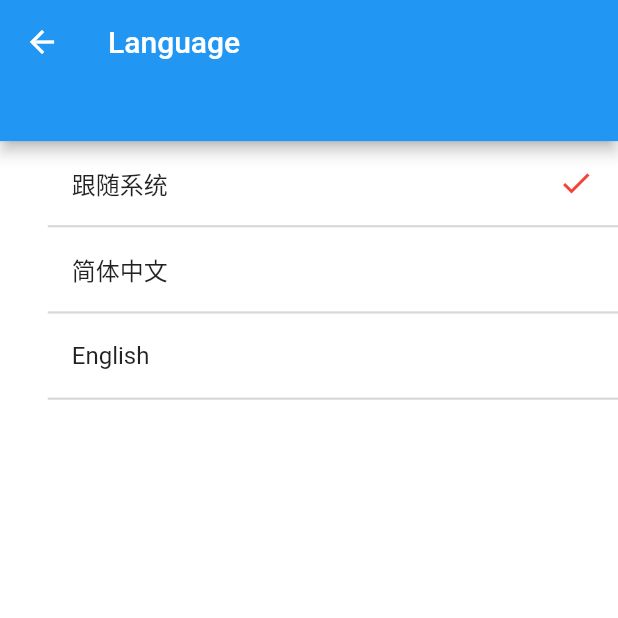
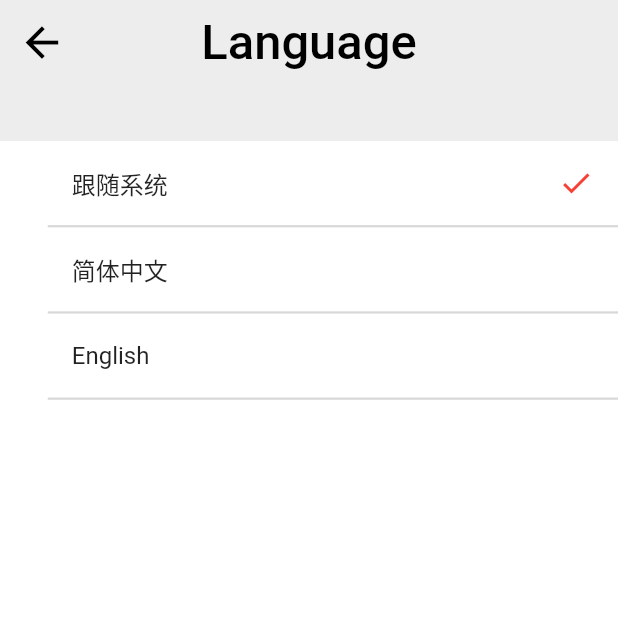
Before and after one commit to sunpu007/flutter_wechat, a Flutter app: the screen it shows after launch, after a tap on "Language", on a phone screen of 412 x 824 dp, the top half of it. Run offline on Flutter 3.47's test engine with Material 2 defaults, Android fonts, the phone set to English and light mode, and no system bars; our stand-ins replace dio, image_picker, permission_handler, shared_preferences, webview_flutter; missing offline and left inert: image_crop, qrscan; network calls fail.

Commit message:
'实现暗黑模式'

```diff
--- a/lib/main.dart
+++ b/lib/main.dart
@@ -31,10 +31,8 @@ class MyApp extends StatelessWidget {
           title: 'Flutter微信',
           // 取消debug图标
           debugShowCheckedModeBanner: false,
-          // theme: AppTheme.norTheme,
-          // darkTheme: AppTheme.darkTheme,
-          theme: ThemeData.light(),
-          darkTheme: ThemeData.dark(),
+          theme: AppTheme.norTheme,
+          darkTheme: AppTheme.darkTheme,
           routes: AppRouter.routers,
           initialRoute: AppRouter.initialRoute,
           supportedLocales: S.delegate.supportedLocales,
--- a/lib/ui/pages/address_book/address_book.dart
+++ b/lib/ui/pages/address_book/address_book.dart
@@ -46,7 +46,7 @@ class _AddressBookState extends State<AddressBook> {
         preferredSize: Size.fromHeight(AppTheme.appBarHeight),
         child: MainAppBarComponent('通讯录'),
       ),
-      backgroundColor: Colors.white,
+      backgroundColor: Theme.of(context).cardColor,
       body: Stack(
         alignment: Alignment.center,
         children: [
--- a/lib/ui/pages/chat/bottom_context.dart
+++ b/lib/ui/pages/chat/bottom_context.dart
@@ -170,7 +170,7 @@ class _BottomContextState extends State<BottomContext> {
   Widget _buildEmojiWidget() {
     return Container(
       height: 760.0.px,
-      color: Color(0xffededed),
+      color: Theme.of(context).canvasColor,
       child: GridView(
         padding: EdgeInsets.all(44.0.px),
         gridDelegate: SliverGridDelegateWithFixedCrossAxisCount(
--- a/lib/ui/pages/discovery/discovery.dart
+++ b/lib/ui/pages/discovery/discovery.dart
@@ -15,7 +15,7 @@ class DiscoveryPage extends StatelessWidget {
       ),
       body: ListView(
         children: [
-          _buildItemContainer([
+          _buildItemContainer(context, [
               ListNavItem(
                 title: '朋友圈',
                 imagePath: 'assets/images/circle_of_friends.png',
@@ -49,14 +49,14 @@ class DiscoveryPage extends StatelessWidget {
                 ),
               ),
           ]),
-          _buildItemContainer([
+          _buildItemContainer(context, [
             ListNavItem(
               title: '视频号',
               imagePath: 'assets/images/video_icon.png',
               isShowBottomBorder: false,
             ),
           ]),
-          _buildItemContainer([
+          _buildItemContainer(context, [
             ListNavItem(
               title: '扫一扫',
               imagePath: 'assets/images/scan_it_icon.png',
@@ -67,7 +67,7 @@ class DiscoveryPage extends StatelessWidget {
               isShowBottomBorder: false,
             ),
           ]),
-          _buildItemContainer([
+          _buildItemContainer(context, [
             ListNavItem(
               title: '看一看',
               imagePath: 'assets/images/take_a_look_icon.png',
@@ -78,14 +78,14 @@ class DiscoveryPage extends StatelessWidget {
               isShowBottomBorder: false,
             ),
           ]),
-          _buildItemContainer([
+          _buildItemContainer(context, [
             ListNavItem(
               title: '直播与附近',
               imagePath: 'assets/images/live_and_nearby.png',
               isShowBottomBorder: false,
             ),
           ]),
-          _buildItemContainer([
+          _buildItemContainer(context, [
             ListNavItem(
               title: '购物',
               imagePath: 'assets/images/shopping_icon.png',
@@ -96,7 +96,7 @@ class DiscoveryPage extends StatelessWidget {
               isShowBottomBorder: false,
             ),
           ]),
-          _buildItemContainer([
+          _buildItemContainer(context, [
             ListNavItem(
               title: '小程序',
               imagePath: 'assets/images/applets_icon.png',
@@ -108,9 +108,9 @@ class DiscoveryPage extends StatelessWidget {
     );
   }
 
-  Widget _buildItemContainer(List<Widget> child) {
+  Widget _buildItemContainer(BuildContext context, List<Widget> child) {
     return Container(
-      color: Colors.white,
+      color: Theme.of(context).cardColor,
       margin: EdgeInsets.only(
         bottom: 22.0.px,
       ),
--- a/lib/ui/pages/index/login/login.dart
+++ b/lib/ui/pages/index/login/login.dart
@@ -79,6 +79,7 @@ class _LoginPageState extends State<LoginPage> {
                     },
                     onChanged: (value) {
                       setState(() {
+
                         password = value;
                       });
                     },
--- a/lib/ui/pages/message/message.dart
+++ b/lib/ui/pages/message/message.dart
@@ -32,7 +32,7 @@ class _MessagePageState extends State<MessagePage> {
         preferredSize: Size.fromHeight(AppTheme.appBarHeight),
         child: MainAppBarComponent('微信'),
       ),
-      backgroundColor: Colors.white,
+      backgroundColor: Theme.of(context).cardColor,
       body: ListView.builder(
         itemCount: messages.length,
         itemBuilder: (BuildContext context, int index) {
--- a/lib/ui/pages/mine/mine.dart
+++ b/lib/ui/pages/mine/mine.dart
@@ -18,7 +18,7 @@ class MinePage extends StatelessWidget {
           children: [
             Container(
               padding: EdgeInsets.fromLTRB(65.0.px, 130.0.px, 45.0.px, 65.0.px),
-              color: Colors.white,
+              color: Theme.of(context).cardColor,
               margin: EdgeInsets.only(
                 bottom: 22.0.px,
               ),
@@ -74,14 +74,14 @@ class MinePage extends StatelessWidget {
                 ],
               ),
             ),
-            _buildItemContainer([
+            _buildItemContainer(context, [
               ListNavItem(
                 title: '支付',
                 imagePath: 'assets/images/wechat_pay.png',
                 isShowBottomBorder: false,
               ),
             ]),
-            _buildItemContainer([
+            _buildItemContainer(context, [
               ListNavItem(
                 title: '收藏',
                 imagePath: 'assets/images/favorites_icon.png',
@@ -100,14 +100,14 @@ class MinePage extends StatelessWidget {
                 isShowBottomBorder: false,
               ),
             ]),
-            _buildItemContainer([
+            _buildItemContainer(context, [
               ListNavItem(
                 title: '设置',
                 leading: Icon(Icons.settings_outlined, color: Color(0xff2781d7), size: 60.0.px,),
                 isShowBottomBorder: false,
               ),
             ]),
-            _buildItemContainer([
+            _buildItemContainer(context, [
               ListNavItem(
                 title: '测试websocket',
                 leading: Icon(Icons.connect_without_contact_outlined, color: Color(0xff2781d7), size: 60.0.px,),
@@ -115,7 +115,7 @@ class MinePage extends StatelessWidget {
                 jumpPath: WebSocketPage.routerName,
               ),
             ]),
-            _buildItemContainer([
+            _buildItemContainer(context, [
               Consumer<UserViewModel>(
                 builder: (context, userVM, child) {
                   return ListNavItem(
@@ -136,9 +136,9 @@ class MinePage extends StatelessWidget {
     );
   }
 
-  Widget _buildItemContainer(List<Widget> child) {
+  Widget _buildItemContainer(BuildContext context, List<Widget> child) {
     return Container(
-      color: Colors.white,
+      color: Theme.of(context).cardColor,
       margin: EdgeInsets.only(
         bottom: 22.0.px,
       ),
--- a/lib/ui/shared/app_theme.dart
+++ b/lib/ui/shared/app_theme.dart
@@ -1,3 +1,4 @@
+import 'package:flutter/cupertino.dart';
 import 'package:flutter/material.dart';
 import 'package:flutter/services.dart';
 import 'package:flutter_wechat/core/extension/double_extension.dart';
@@ -9,11 +10,13 @@ class AppTheme {
 
   // 1.普通模式
   static final ThemeData norTheme = ThemeData(
+    brightness: Brightness.light,
     splashColor: Colors.transparent,
     highlightColor: Colors.transparent,
     primarySwatch: createMaterialColor(Color(0xff39B231)),
     canvasColor: Color(0xffededed),
     dividerColor: Color(0xffe5e5e5),
+    cardColor: Colors.white,
     appBarTheme: AppBarTheme(
       backgroundColor: Color(0xffededed),
       elevation: 0.0,
@@ -37,8 +40,11 @@ class AppTheme {
       backgroundColor: Color(0xfff7f7f7),
     ),
     popupMenuTheme: PopupMenuThemeData(
+      elevation: 0.0,
+      color: Color(0xff404040),
       textStyle: TextStyle(
-        fontSize: 42.0.px
+        fontSize: 42.0.px,
+        color: Colors.white,
       )
     ),
   );
@@ -46,11 +52,13 @@ class AppTheme {
 
   // 2.暗黑模式
   static final ThemeData darkTheme = ThemeData(
+    brightness: Brightness.dark,
     splashColor: Colors.transparent,
     highlightColor: Colors.transparent,
     primarySwatch: createMaterialColor(Color(0xff07c160)),
     canvasColor: Color(0xff111111),
     dividerColor: Color(0xff252525),
+    cardColor: Color(0xff191919),
     appBarTheme: AppBarTheme(
         backgroundColor: Color(0xff111111),
         elevation: 0.0,
@@ -75,8 +83,11 @@ class AppTheme {
       unselectedItemColor: Color(0xffcccccc),
     ),
     popupMenuTheme: PopupMenuThemeData(
+        elevation: 0.0,
+        color: Color(0xff404040),
         textStyle: TextStyle(
-            fontSize: 42.0.px
+          fontSize: 42.0.px,
+          color: Colors.white,
         )
     ),
   );
```
Also changed, not shown: lib/ui/components/main_appbar.dart (+10 -12 lines), lib/ui/pages/user_info/user_info.dart (+7 -7 lines).
